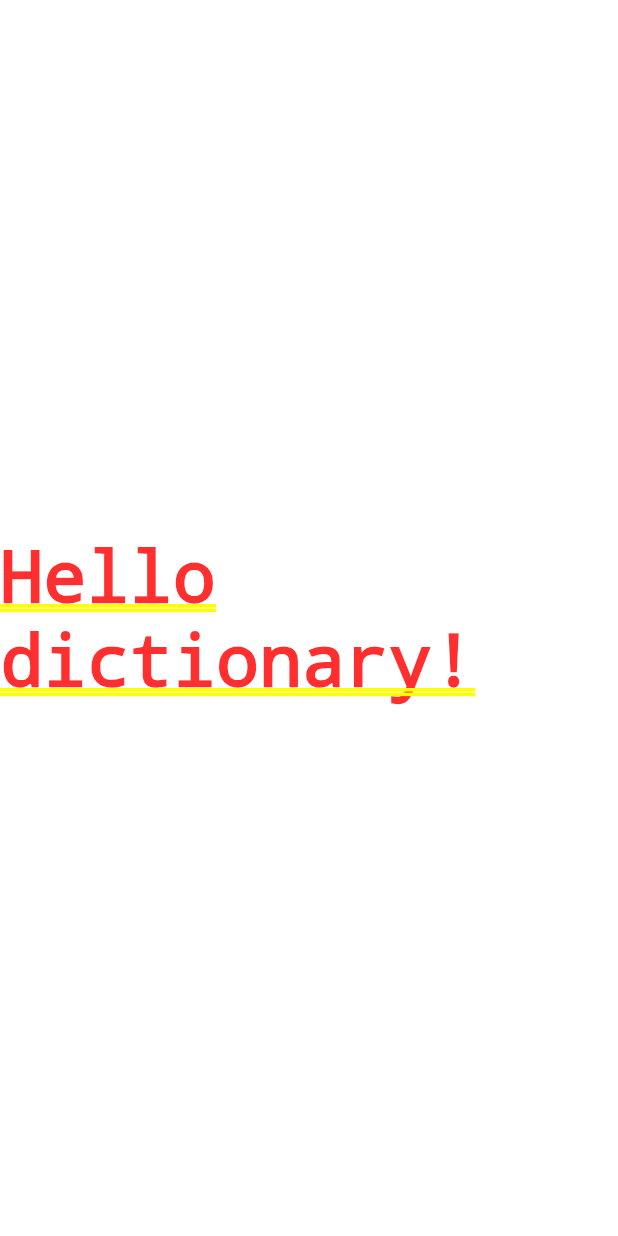
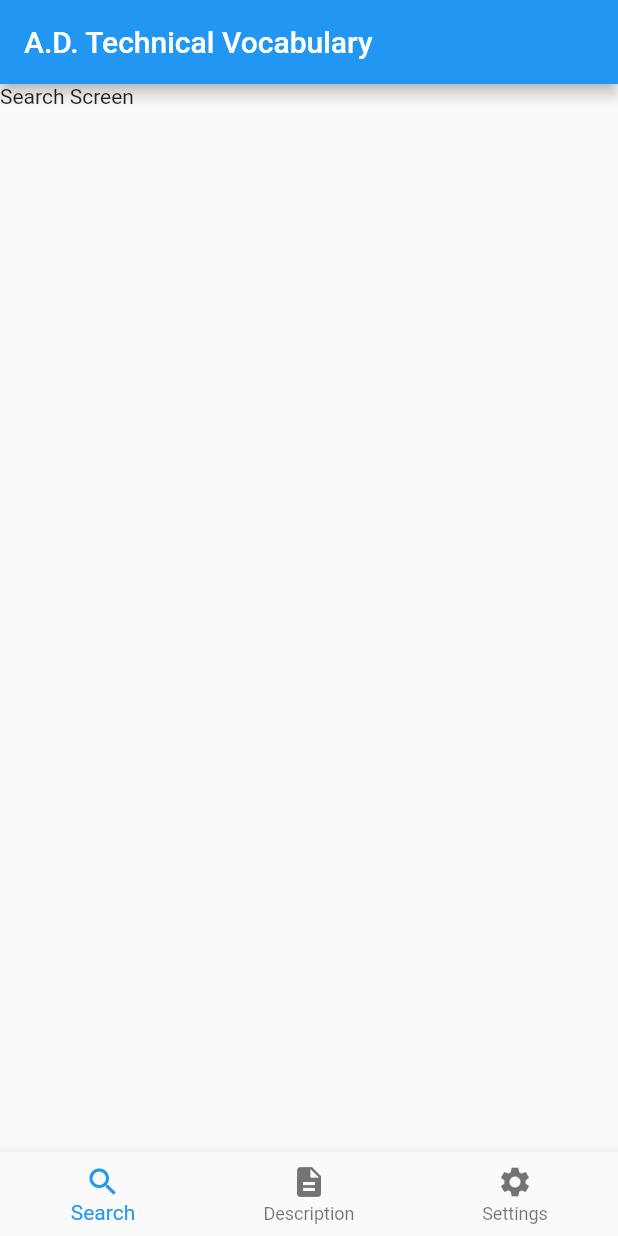
Before and after one commit to Galti/dictionary_mobile_app, a Flutter app: the screen it shows after launch, on a phone screen of 412 x 824 dp. Run offline on Flutter 3.47's test engine with Material 2 defaults, Android fonts, the phone set to English and light mode, and no system bars.

```diff
--- /dev/null
+++ b/lib/App.dart
@@ -0,0 +1,45 @@
+import 'package:flutter/material.dart';
+
+class App extends StatefulWidget {
+  @override
+  _AppState createState() => _AppState();
+}
+
+class _AppState extends State<App> {
+  int _selectedIndex = 0;
+
+  void _onItemTap(int value) {
+    setState(() {
+      _selectedIndex = value;
+    });
+  }
+
+  @override
+  Widget build(BuildContext context) {
+    return Scaffold(
+      bottomNavigationBar: BottomNavigationBar(
+        items: <BottomNavigationBarItem>[
+          BottomNavigationBarItem(
+            icon: Icon(Icons.search),
+            title: Text('Search'),
+          ),
+          BottomNavigationBarItem(
+            icon: Icon(Icons.description),
+            title: Text('Description'),
+          ),
+          BottomNavigationBarItem(
+            icon: Icon(Icons.settings),
+            title: Text('Settings'),
+          ),
+        ],
+        onTap: _onItemTap,
+        currentIndex: _selectedIndex,
+      ),
+      body: [
+        Text('Search Screen'),
+        Text('Description Screen'),
+        Text('Settings Screen'),
+      ].elementAt(_selectedIndex),
+    );
+  }
+}
--- a/lib/main.dart
+++ b/lib/main.dart
@@ -1,17 +1,21 @@
+import 'package:dictionary_mobile_app/App.dart';
 import 'package:flutter/material.dart';
 
-void main() => runApp(MyApp());
+void main() => runApp(ADTechnicalVocabulary());
 
-class MyApp extends StatelessWidget {
+class ADTechnicalVocabulary extends StatelessWidget {
   @override
   Widget build(BuildContext context) {
     return MaterialApp(
-      title: 'Flutter Demo',
+      title: 'A.D. Technical Vocabulary',
       theme: ThemeData(
         primarySwatch: Colors.blue,
       ),
-      home: Center(
-        child: Text('Hello dictionary!'),
+      home: Scaffold(
+        appBar: AppBar(
+          title: Text('A.D. Technical Vocabulary'),
+        ),
+        body: App(),
       ),
     );
   }
```
Also changed, not shown: 1 other file.
